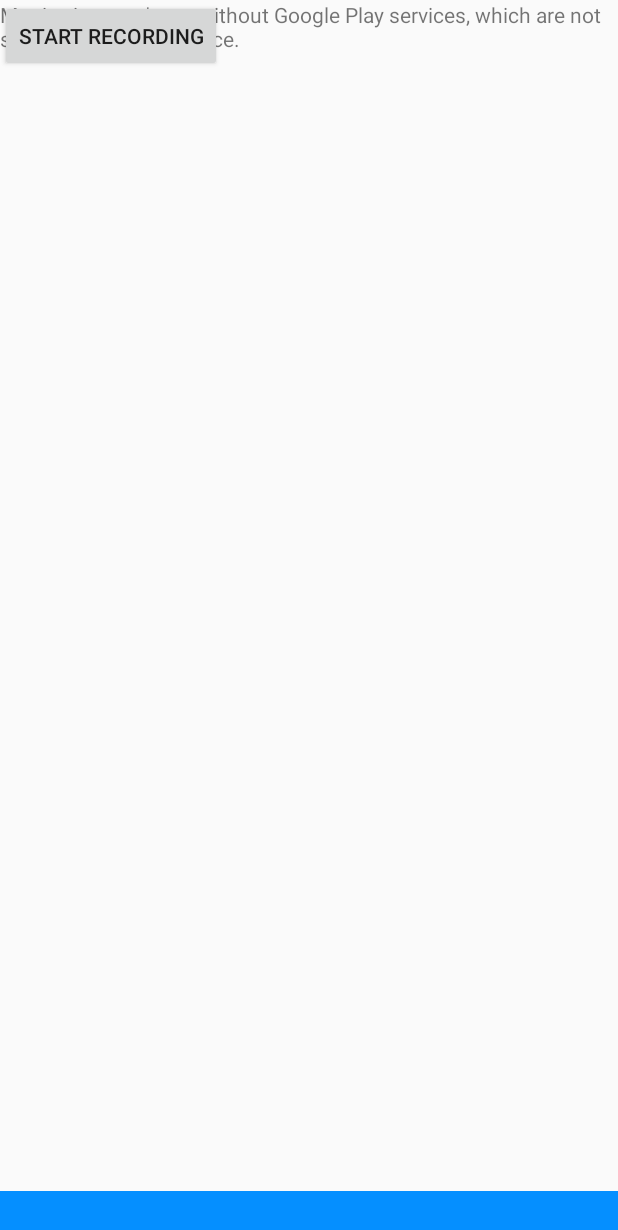
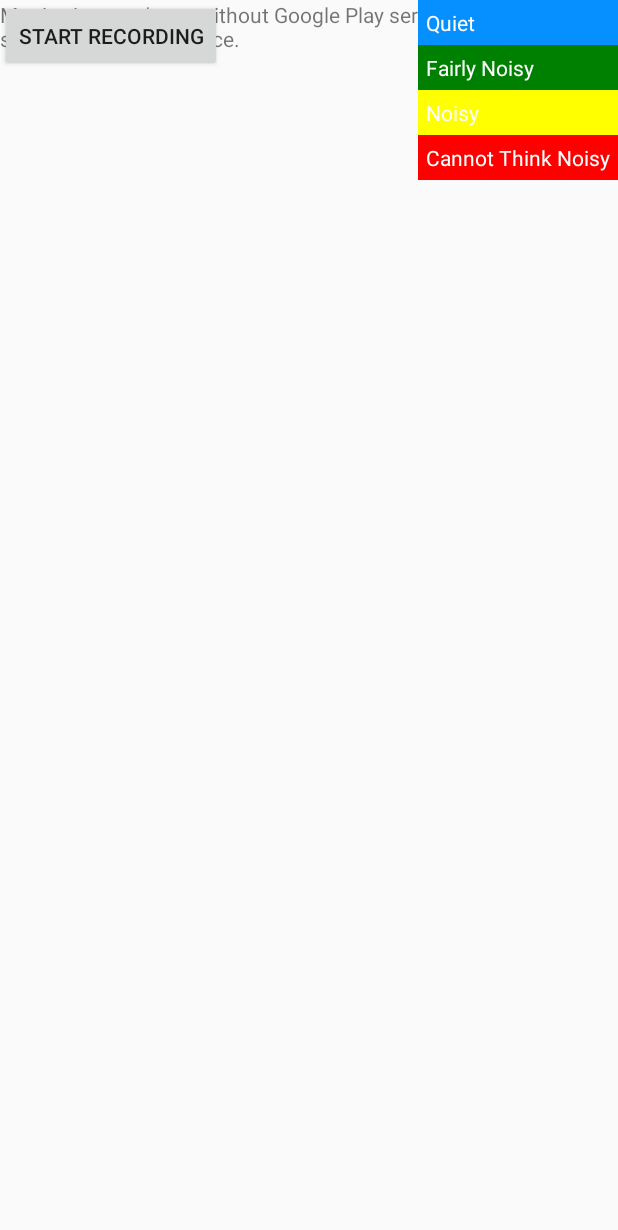
Before and after one commit to yulppuma/CodingEveryDay, an Android app: the screen it shows after launch (MapsActivity), on a phone screen of 412 x 824 dp. Shown: the top 1230 px of the screen. Run offline under Robolectric (Android 15) with nearby library versions, the phone set to English and light mode, and no system bars.

Commit message:
Finished Monitoring app, still can be improved, keeps the history of all the sound levels; still need to clean up code formatting

```diff
--- a/AndroidAppsJava/Monitoring/app/src/main/java/com/example/yulpuma/monitoring/MapsActivity.java
+++ b/AndroidAppsJava/Monitoring/app/src/main/java/com/example/yulpuma/monitoring/MapsActivity.java
@@ -53,22 +53,32 @@ public class MapsActivity extends FragmentActivity implements OnMapReadyCallback
     Marker mCurrLocationMarker;
     LocationRequest mLocationRequest;
     private MediaRecorder mRecorder = null;
+    private Polyline line;
     private ArrayList<LatLng> points;
-    Polyline line;
-
+    private ArrayList<PolylineOptions> option;
+    private ArrayList<Double> decArr;
+    private ArrayList<Polyline> polylines;
     TextView decibelVal;
+    TextView green, yellow, red;
     Button recording;
 
     private String [] permissions = {Manifest.permission.RECORD_AUDIO};
     private static final String LOG_TAG = "AudioRecordTest";
     private boolean isRecording = true;
+    int count = 0;
     @Override
     protected void onCreate(Bundle savedInstanceState) {
         super.onCreate(savedInstanceState);
         setContentView(R.layout.activity_maps);
         recording = (Button) findViewById(R.id.recording);
         points = new ArrayList<LatLng>();
+        option = new ArrayList<PolylineOptions>();
+        decArr = new ArrayList<Double>();
+        polylines = new ArrayList<Polyline>();
         decibelVal = (TextView) findViewById(R.id.decibel);
+        //green = (TextView) findViewById(R.id.green);
+        //yellow = (TextView) findViewById(R.id.yellow);
+        //red = (TextView) findViewById(R.id.red);
         mFileName = getExternalCacheDir().getAbsolutePath();
         mFileName += "/audiorecordtest.3gp";
         ActivityCompat.requestPermissions(this, permissions, REQUEST_RECORD_AUDIO_PERMISSION);
@@ -152,34 +162,45 @@ public class MapsActivity extends FragmentActivity implements OnMapReadyCallback
         }
         PolylineOptions options = null;
         //Place current location marker
+        double dec = -28;
+        int color = Color.BLUE;
         LatLng latLng = new LatLng(location.getLatitude(), location.getLongitude());
         //startRecording();
         if(mRecorder != null){
             //mEMA = EMA_FILTER * mRecorder.getMaxAmplitude() + (1.0 - EMA_FILTER) * mEMA;
-            double dec = 20 * log10(mRecorder.getMaxAmplitude()/ 32767.0);
-            decibelVal.setText("Decibel: " + dec);
-            if(dec < -21.0){
+            dec = 20 * log10(mRecorder.getMaxAmplitude()/ 32767.0);
+            //decibelVal.setText("Decibel: " + dec);
+            if (dec < -21.0) {
                 options = new PolylineOptions().width(5).color(Color.BLUE).geodesic(true);
+                color = Color.BLUE;
+            } else if (dec > -21.0 && dec < -15.0) {
+                options = new PolylineOptions().width(5).color(Color.GREEN).geodesic(true);
+                color = Color.GREEN;
+            } else if (dec > -15.0 && dec < -9.0) {
+                options = new PolylineOptions().width(5).color(Color.YELLOW).geodesic(true);
+                color = Color.YELLOW;
+            } else {
+                options = new PolylineOptions().width(5).color(Color.RED).geodesic(true);
+                color = Color.RED;
             }
-            else if(dec > -21.0 && dec < -15.0){
-                options = new PolylineOptions().width(5).color(Color.GREEN).geodesic(true);
-            }
-            else if(dec > -15.0 && dec < -9.0){
-                options = new PolylineOptions().width(5).color(Color.YELLOW).geodesic(true);
-            }
-            else{
-                options = new PolylineOptions().width(5).color(Color.RED).geodesic(true);
-            }
+            //decArr.add(dec);
         }
         points.add(latLng);
+
         if(options == null)
             options = new PolylineOptions().width(5).color(Color.BLUE).geodesic(true);
-
         for (int i = 0; i < points.size(); i++) {
             LatLng point = points.get(i);
+            //option.get(i).add(point);
             options.add(point);
+            //mMap.addPolyline(new PolylineOptions().add(point, points.get(i+1)).width(5).color(color).geodesic(true));
         }
-        line =mMap.addPolyline(options);
+        option.add(options);
+        line = mMap.addPolyline(options);
+        polylines.add(line);
+        for(int i = option.size()-1; i >= 0; i--){
+            mMap.addPolyline(option.get(i));
+        }
         MarkerOptions markerOptions = new MarkerOptions();
         markerOptions.position(latLng);
         markerOptions.title("Current Position");
@@ -187,6 +208,7 @@ public class MapsActivity extends FragmentActivity implements OnMapReadyCallback
         mCurrLocationMarker = mMap.addMarker(markerOptions);
         //double decibel = mRecorder.getMaxAmplitude();
         //stopRecording();
+        //count++;
     }
     public void record(View view){
         if(isRecording){
--- a/AndroidAppsJava/Monitoring/app/src/main/res/layout/activity_maps.xml
+++ b/AndroidAppsJava/Monitoring/app/src/main/res/layout/activity_maps.xml
@@ -16,6 +16,11 @@
         android:layout_height="wrap_content"
         android:text="@string/recording"
         android:onClick="record"/>
+    <LinearLayout
+        android:layout_width="wrap_content"
+        android:layout_height="wrap_content"
+        android:orientation="vertical"
+        android:layout_alignParentRight="true">
     <TextView android:id="@+id/decibel"
         android:layout_width="match_parent"
         android:layout_height="wrap_content"
@@ -25,6 +30,44 @@
         android:paddingTop="5dp"
         android:paddingBottom="5dp"
         android:textColor="#ffffffff"
+        android:text="@string/blue"
         android:paddingLeft="5dp"
         android:paddingRight="5dp"/>
+    <TextView
+        android:layout_width="match_parent"
+        android:layout_height="wrap_content"
+        android:gravity="bottom"
+        android:layout_alignParentBottom="true"
+        android:background="#008000"
+        android:paddingTop="5dp"
+        android:paddingBottom="5dp"
+        android:textColor="#ffffffff"
+        android:text="@string/green"
+        android:paddingLeft="5dp"
+        android:paddingRight="5dp"/>
+    <TextView
+        android:layout_width="match_parent"
+        android:layout_height="wrap_content"
+        android:gravity="bottom"
+        android:layout_alignParentBottom="true"
+        android:background="#ffff00"
+        android:paddingTop="5dp"
+        android:paddingBottom="5dp"
+        android:textColor="#ffffffff"
+        android:text="@string/yellow"
+        android:paddingLeft="5dp"
+        android:paddingRight="5dp"/>
+    <TextView
+        android:layout_width="match_parent"
+        android:layout_height="wrap_content"
+        android:gravity="bottom"
+        android:layout_alignParentBottom="true"
+        android:background="#ff0000"
+        android:paddingTop="5dp"
+        android:paddingBottom="5dp"
+        android:textColor="#ffffffff"
+        android:text="@string/red"
+        android:paddingLeft="5dp"
+        android:paddingRight="5dp"/>
+    </LinearLayout>
 </RelativeLayout>
--- a/AndroidAppsJava/Monitoring/app/src/main/res/values/strings.xml
+++ b/AndroidAppsJava/Monitoring/app/src/main/res/values/strings.xml
@@ -2,4 +2,8 @@
     <string name="app_name">Monitoring</string>
     <string name="title_activity_maps">Map</string>
     <string name="recording">Start Recording</string>
+    <string name="blue">Quiet</string>
+    <string name="green">Fairly Noisy</string>
+    <string name="yellow">Noisy</string>
+    <string name="red">Cannot Think Noisy</string>
 </resources>
```
